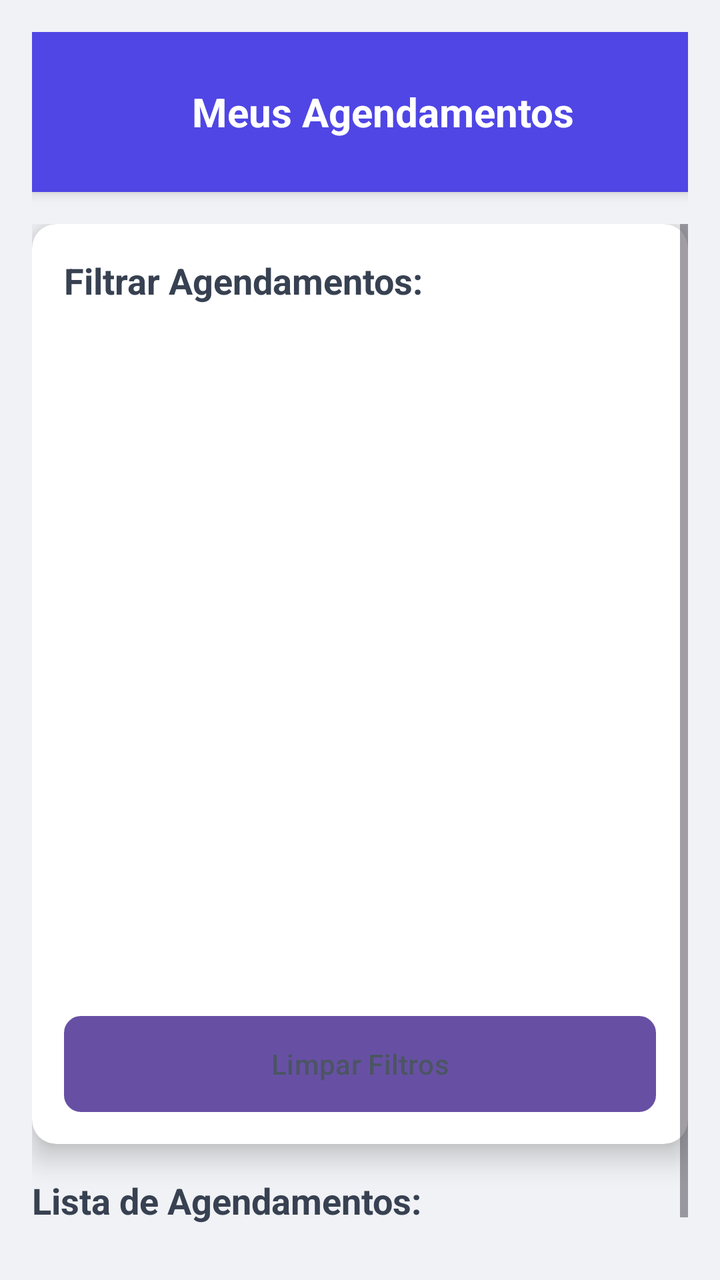
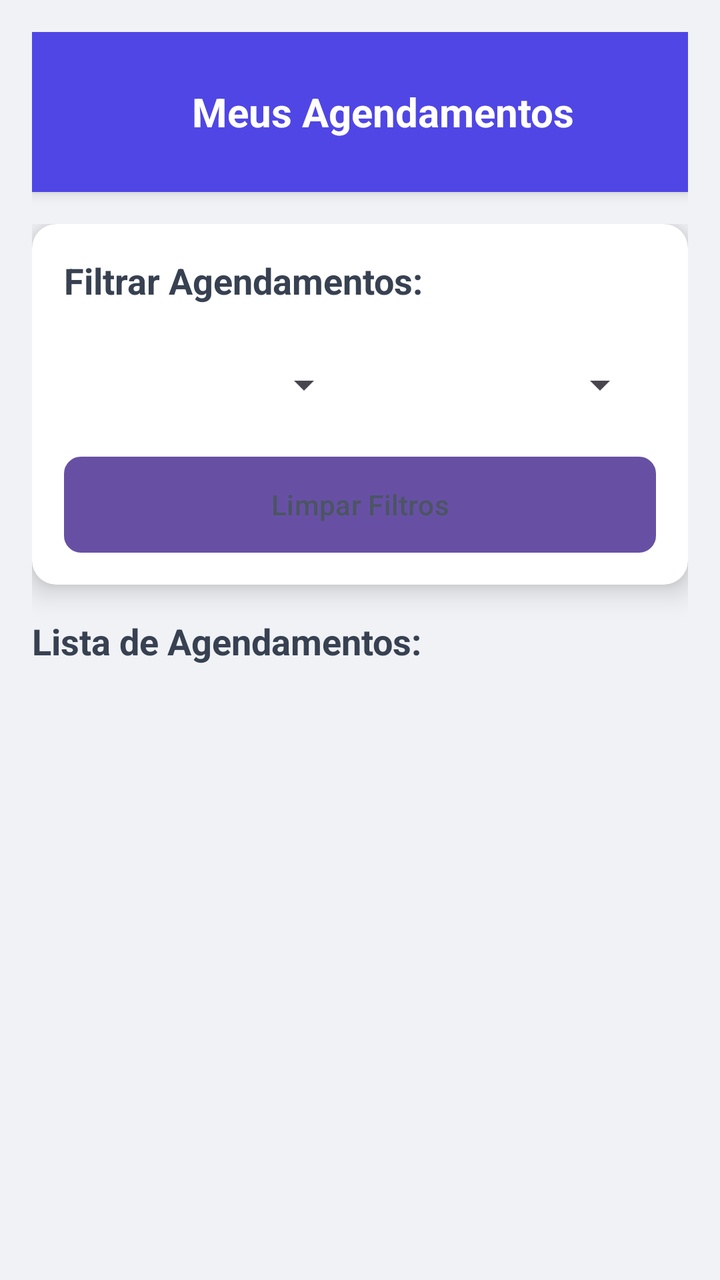

An Android layout rendered at two revisions. The XML below is the earlier revision; the diff shows what the commit changed to produce the second picture.
<!-- AndroidManifest.xml: application theme Theme.SmartApp -->
<!-- res/layout/gerenciar_agendamento.xml -->
<?xml version="1.0" encoding="utf-8"?>
<RelativeLayout xmlns:android="http://schemas.android.com/apk/res/android"
    xmlns:app="http://schemas.android.com/apk/res-auto"
    xmlns:tools="http://schemas.android.com/tools"
    android:layout_width="match_parent"
    android:layout_height="match_parent"
    android:background="#F0F2F5"
    android:padding="16dp">

    
    <RelativeLayout
        android:id="@+id/header"
        android:layout_width="match_parent"
        android:layout_height="wrap_content"
        android:background="#4F46E5"
        android:padding="16dp"
        android:elevation="4dp">

        <Button
            android:id="@+id/backButton"
            android:layout_width="48dp"
            android:layout_height="48dp"
            android:layout_alignParentStart="true"
            android:background="?attr/selectableItemBackgroundBorderless"
            android:gravity="center"
            android:text="←"
            android:textColor="#FFFFFF"
            android:textSize="20sp" />

        <TextView
            android:id="@+id/title"
            android:layout_width="wrap_content"
            android:layout_height="wrap_content"
            android:layout_toEndOf="@id/backButton"
            android:layout_centerVertical="true"
            android:layout_marginStart="16dp"
            android:text="Meus Agendamentos"
            android:textColor="#FFFFFF"
            android:textSize="20sp"
            android:textStyle="bold" />

        <Button
            android:id="@+id/reportButton"
            android:layout_width="48dp"
            android:layout_height="48dp"
            android:layout_alignParentEnd="true"
            android:background="?attr/selectableItemBackgroundBorderless"
            android:gravity="center"
            android:text="📊"
            android:textColor="#FFFFFF"
            android:textSize="20sp" />
    </RelativeLayout>

    
    <ScrollView
        android:layout_width="match_parent"
        android:layout_height="match_parent"
        android:layout_below="@id/header"
        android:paddingTop="16dp">

        <LinearLayout
            android:layout_width="match_parent"
            android:layout_height="wrap_content"
            android:orientation="vertical">

            
            <androidx.cardview.widget.CardView
                android:layout_width="match_parent"
                android:layout_height="wrap_content"
                android:layout_marginBottom="16dp"
                app:cardCornerRadius="12dp"
                app:cardElevation="8dp">

                <LinearLayout
                    android:layout_width="match_parent"
                    android:layout_height="wrap_content"
                    android:orientation="vertical"
                    android:padding="16dp">

                    <TextView
                        android:layout_width="match_parent"
                        android:layout_height="wrap_content"
                        android:text="Filtrar Agendamentos:"
                        android:textColor="#374151"
                        android:textSize="18sp"
                        android:textStyle="bold"
                        android:layout_marginBottom="12dp"/>

                    <GridLayout
                        android:layout_width="match_parent"
                        android:layout_height="wrap_content"
                        android:columnCount="2"
                        android:rowCount="2"
                        android:alignmentMode="alignMargins"
                        android:columnOrderPreserved="false"
                        android:useDefaultMargins="true">

                        <Spinner
                            android:id="@+id/statusFilter"
                            android:layout_width="48dp"
                            android:layout_height="48dp"
                            android:layout_columnWeight="1"
                            android:layout_row="0"
                            android:layout_column="0"
                            android:background="@drawable/spinner_background"
                            android:padding="12dp"/>

                        <Spinner
                            android:id="@+id/periodFilter"
                            android:layout_width="48dp"
                            android:layout_height="48dp"
                            android:layout_columnWeight="1"
                            android:layout_row="0"
                            android:layout_column="1"
                            android:background="@drawable/spinner_background"
                            android:padding="12dp"/>

                        <Button
                            android:id="@+id/applyFilterButton"
                            android:layout_width="0dp"
                            android:layout_height="wrap_content"
                            android:layout_column="0"
                            android:layout_columnSpan="2"
                            android:layout_row="1"
                            android:layout_marginTop="8dp"
                            android:background="@drawable/button_primary"
                            android:text="Aplicar Filtros"
                            android:textColor="#FFFFFF"
                            android:drawableStart="@drawable/ic_filter"
                            android:drawablePadding="8dp"/>
                    </GridLayout>

                    <Button
                        android:id="@+id/clearFilterButton"
                        android:layout_width="match_parent"
                        android:layout_height="wrap_content"
                        android:layout_marginTop="8dp"
                        android:background="@drawable/button_secondary"
                        android:text="Limpar Filtros"
                        android:textColor="#4B5563"
                        android:drawableStart="@drawable/ic_eraser"
                        android:drawablePadding="8dp"/>
                </LinearLayout>
            </androidx.cardview.widget.CardView>

            
            <TextView
                android:layout_width="match_parent"
                android:layout_height="wrap_content"
                android:text="Lista de Agendamentos:"
                android:textColor="#374151"
                android:textSize="18sp"
                android:textStyle="bold"
                android:layout_marginBottom="12dp"/>

            <LinearLayout
                android:id="@+id/appointmentList"
                android:layout_width="match_parent"
                android:layout_height="wrap_content"
                android:orientation="vertical"
                android:divider="@drawable/divider"
                android:showDividers="middle"
                android:padding="8dp"/>

            <TextView
                android:id="@+id/emptyMessage"
                android:layout_width="match_parent"
                android:layout_height="wrap_content"
                android:text="Nenhum agendamento encontrado"
                android:textColor="#6B7280"
                android:gravity="center"
                android:padding="32dp"
                android:visibility="gone"/>
        </LinearLayout>
    </ScrollView>

    
    <androidx.cardview.widget.CardView
        android:id="@+id/messageModal"
        android:layout_width="300dp"
        android:layout_height="wrap_content"
        android:layout_centerInParent="true"
        android:visibility="gone"
        app:cardCornerRadius="16dp"
        app:cardElevation="24dp">

        <LinearLayout
            android:layout_width="match_parent"
            android:layout_height="wrap_content"
            android:orientation="vertical"
            android:padding="24dp"
            android:gravity="center">

            <TextView
                android:id="@+id/messageIcon"
                android:layout_width="wrap_content"
                android:layout_height="wrap_content"
                android:textSize="48sp"
                android:layout_marginBottom="16dp"/>

            <TextView
                android:id="@+id/messageTitle"
                android:layout_width="match_parent"
                android:layout_height="wrap_content"
                android:textSize="24sp"
                android:textStyle="bold"
                android:gravity="center"
                android:layout_marginBottom="8dp"/>

            <TextView
                android:id="@+id/messageText"
                android:layout_width="match_parent"
                android:layout_height="wrap_content"
                android:textSize="16sp"
                android:gravity="center"
                android:layout_marginBottom="24dp"/>

            <Button
                android:id="@+id/okButton"
                android:layout_width="match_parent"
                android:layout_height="wrap_content"
                android:text="OK"
                android:background="@drawable/button_primary"/>
        </LinearLayout>
    </androidx.cardview.widget.CardView>
</RelativeLayout>
<!-- resources referenced by this layout -->
<resources>
  <!-- drawable button_primary (drawable) -->
  <?xml version="1.0" encoding="utf-8"?>
  <shape xmlns:android="http://schemas.android.com/apk/res/android">
      <solid android:color="#4F46E5"/>
      <corners android:radius="8dp"/>
      <solid android:color="#10B981" />
      <corners android:radius="8dp" />
  </shape>
  <!-- drawable button_secondary (drawable) -->
  <?xml version="1.0" encoding="utf-8"?>
  <shape xmlns:android="http://schemas.android.com/apk/res/android">
      <solid android:color="#FFFFFF"/>
      <corners android:radius="8dp"/>
      <stroke
          android:width="1dp"
          android:color="#D1D5DB"/>
  </shape>
  <!-- drawable divider (drawable) -->
  <shape xmlns:android="http://schemas.android.com/apk/res/android">
      <size android:height="1dp" />
      <solid android:color="@color/gray_200" />
      <solid android:color="#E5E7EB" />
      <size android:height="1dp" />
      <solid android:color="#E5E7EB" />
      <size android:height="1dp" />
      <solid android:color="#E5E7EB" />
  
  </shape>
  <!-- drawable ic_eraser (drawable) -->
  <vector xmlns:android="http://schemas.android.com/apk/res/android" android:height="24dp" android:tint="#000000" android:viewportHeight="960" android:viewportWidth="960" android:width="24dp">
        
      <path android:fillColor="@android:color/white" android:pathData="M376,660L480,556L584,660L640,604L536,500L640,396L584,340L480,444L376,340L320,396L424,500L320,604L376,660ZM280,840Q247,840 223.5,816.5Q200,793 200,760L200,240L160,240L160,160L360,160L360,120L600,120L600,160L800,160L800,240L760,240L760,760Q760,793 736.5,816.5Q713,840 680,840L280,840ZM680,240L280,240L280,760Q280,760 280,760Q280,760 280,760L680,760Q680,760 680,760Q680,760 680,760L680,240ZM280,240L280,240L280,760Q280,760 280,760Q280,760 280,760L280,760Q280,760 280,760Q280,760 280,760L280,240Z"/>
      
  </vector>
  <!-- drawable ic_filter (drawable) -->
  <vector xmlns:android="http://schemas.android.com/apk/res/android" android:height="24dp" android:tint="#000000" android:viewportHeight="24" android:viewportWidth="24" android:width="24dp">
        
      <path android:fillColor="@android:color/white" android:pathData="M4.25,5.66c0.1,0.13 5.74,7.33 5.74,7.33V19c0,0.55 0.45,1 1.01,1h2.01c0.55,0 1.01,-0.45 1.01,-1v-6.02s5.49,-7.02 5.75,-7.34C20.03,5.32 20,5 20,5c0,-0.55 -0.45,-1 -1.01,-1H5.01C4.4,4 4,4.48 4,5c0,0.2 0.06,0.44 0.25,0.66z"/>
      
  </vector>
  <!-- drawable spinner_background (drawable) -->
  <selector xmlns:android="http://schemas.android.com/apk/res/android">
      <item>
          <layer-list>
              <item>
                  <shape>
                      <solid android:color="@android:color/transparent"/>
                      <corners android:radius="8dp"/>
                      <stroke android:width="1dp" android:color="@color/gray_300"/>
                  </shape>
              </item>
              <item android:gravity="end|center_vertical" android:right="16dp">
                  <bitmap android:src="@drawable/ic_arrow_drop_down" android:tint="@color/gray_400"/>
              </item>
          </layer-list>
      </item>
  </selector>
  <style name="Theme.SmartApp" parent="Base.Theme.SmartApp" />
  <color name="gray_200">#E5E7EB</color>
  <color name="gray_300">#D1D5DB</color>
  <!-- drawable ic_arrow_drop_down (drawable) -->
  <vector xmlns:android="http://schemas.android.com/apk/res/android"
      android:width="24dp"
      android:height="24dp"
      android:viewportWidth="24"
      android:viewportHeight="24">
      <path android:fillColor="#6B7280" android:pathData="M7,10l5,5 5,-5z"/>
  </vector>
  <color name="gray_400">#9CA3AF</color>
  <style name="Base.Theme.SmartApp" parent="Theme.Material3.DayNight.NoActionBar" />
</resources>

<!-- the commit's change to res/layout/gerenciar_agendamento.xml (unified diff, before → after) -->
@@ -102,7 +102,6 @@
                             android:layout_columnWeight="1"
                             android:layout_row="0"
                             android:layout_column="0"
-                            android:background="@drawable/spinner_background"
                             android:padding="12dp"/>
 
                         <Spinner
@@ -112,22 +111,7 @@
                             android:layout_columnWeight="1"
                             android:layout_row="0"
                             android:layout_column="1"
-                            android:background="@drawable/spinner_background"
                             android:padding="12dp"/>
-
-                        <Button
-                            android:id="@+id/applyFilterButton"
-                            android:layout_width="0dp"
-                            android:layout_height="wrap_content"
-                            android:layout_column="0"
-                            android:layout_columnSpan="2"
-                            android:layout_row="1"
-                            android:layout_marginTop="8dp"
-                            android:background="@drawable/button_primary"
-                            android:text="Aplicar Filtros"
-                            android:textColor="#FFFFFF"
-                            android:drawableStart="@drawable/ic_filter"
-                            android:drawablePadding="8dp"/>
                     </GridLayout>
 
                     <Button
<!-- resource entries referenced after the edit -->
@@ -34,41 +34,8 @@
       <path android:fillColor="@android:color/white" android:pathData="M376,660L480,556L584,660L640,604L536,500L640,396L584,340L480,444L376,340L320,396L424,500L320,604L376,660ZM280,840Q247,840 223.5,816.5Q200,793 200,760L200,240L160,240L160,160L360,160L360,120L600,120L600,160L800,160L800,240L760,240L760,760Q760,793 736.5,816.5Q713,840 680,840L280,840ZM680,240L280,240L280,760Q280,760 280,760Q280,760 280,760L680,760Q680,760 680,760Q680,760 680,760L680,240ZM280,240L280,240L280,760Q280,760 280,760Q280,760 280,760L280,760Q280,760 280,760Q280,760 280,760L280,240Z"/>
       
   </vector>
-  <!-- drawable ic_filter (drawable) -->
-  <vector xmlns:android="http://schemas.android.com/apk/res/android" android:height="24dp" android:tint="#000000" android:viewportHeight="24" android:viewportWidth="24" android:width="24dp">
-        
-      <path android:fillColor="@android:color/white" android:pathData="M4.25,5.66c0.1,0.13 5.74,7.33 5.74,7.33V19c0,0.55 0.45,1 1.01,1h2.01c0.55,0 1.01,-0.45 1.01,-1v-6.02s5.49,-7.02 5.75,-7.34C20.03,5.32 20,5 20,5c0,-0.55 -0.45,-1 -1.01,-1H5.01C4.4,4 4,4.48 4,5c0,0.2 0.06,0.44 0.25,0.66z"/>
-      
-  </vector>
-  <!-- drawable spinner_background (drawable) -->
-  <selector xmlns:android="http://schemas.android.com/apk/res/android">
-      <item>
-          <layer-list>
-              <item>
-                  <shape>
-                      <solid android:color="@android:color/transparent"/>
-                      <corners android:radius="8dp"/>
-                      <stroke android:width="1dp" android:color="@color/gray_300"/>
-                  </shape>
-              </item>
-              <item android:gravity="end|center_vertical" android:right="16dp">
-                  <bitmap android:src="@drawable/ic_arrow_drop_down" android:tint="@color/gray_400"/>
-              </item>
-          </layer-list>
-      </item>
-  </selector>
   <style name="Theme.SmartApp" parent="Base.Theme.SmartApp" />
   <color name="gray_200">#E5E7EB</color>
-  <color name="gray_300">#D1D5DB</color>
-  <!-- drawable ic_arrow_drop_down (drawable) -->
-  <vector xmlns:android="http://schemas.android.com/apk/res/android"
-      android:width="24dp"
-      android:height="24dp"
-      android:viewportWidth="24"
-      android:viewportHeight="24">
-      <path android:fillColor="#6B7280" android:pathData="M7,10l5,5 5,-5z"/>
-  </vector>
-  <color name="gray_400">#9CA3AF</color>
   <style name="Base.Theme.SmartApp" parent="Theme.Material3.DayNight.NoActionBar" />
 </resources>
 
